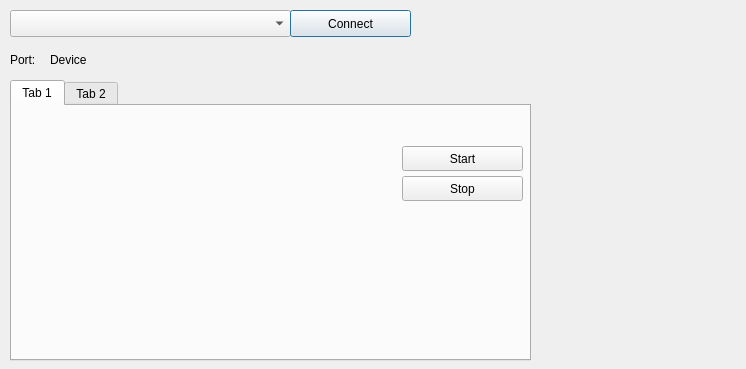
NestorDP/littlebot_rqt_plugin, file ui/littlebot_gui.ui: the form before one commit.
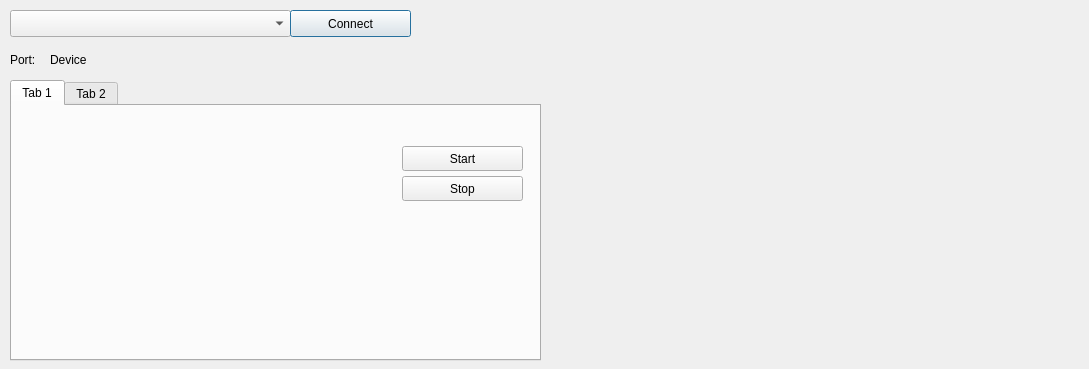
The form after the commit. Custom widgets are drawn as their Qt base class.

Patch:
```diff
--- a/ui/littlebot_gui.ui
+++ b/ui/littlebot_gui.ui
@@ -6,7 +6,7 @@
    <rect>
     <x>0</x>
     <y>0</y>
-    <width>746</width>
+    <width>1089</width>
     <height>369</height>
    </rect>
   </property>
@@ -67,7 +67,7 @@
     <rect>
      <x>10</x>
      <y>80</y>
-     <width>521</width>
+     <width>531</width>
      <height>281</height>
     </rect>
    </property>
```
